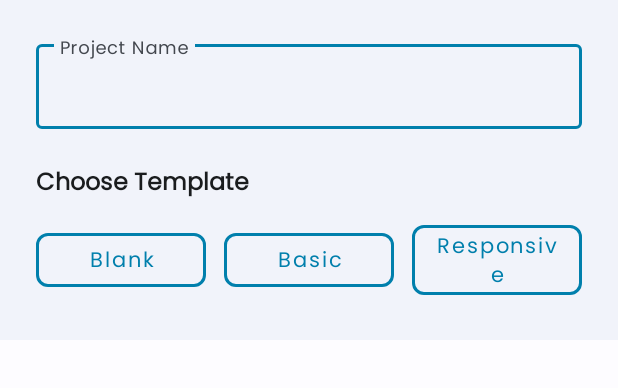
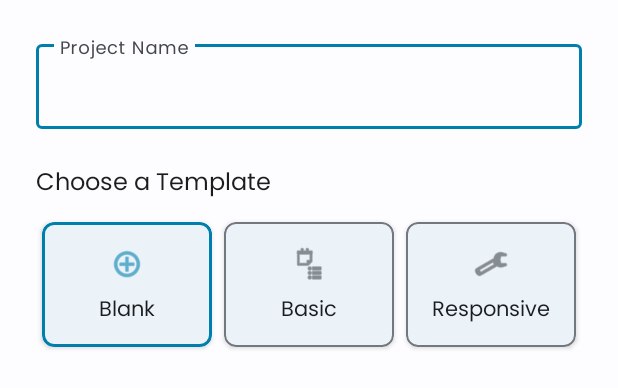
Before and after one commit to NikitHamal/CodeX, an Android app: the layout dialog_new_project.xml on its own in the app's theme, with its tools: preview values and no code run, on a phone screen of 412 x 824 dp. Shown: the top 388 px of the screen. Run offline under Robolectric (Android 15) with nearby library versions, the phone set to English and light mode, and no system bars.

Commit message:
feat: Redesign 'New Project' dialog and fix AI message bug
I've introduced a redesigned 'Create New Project' dialog with a more modern and user-friendly interface using MaterialCardViews for template selection.

I also fixed a bug where the "AI is thinking..." message would appear prematurely after the initial project indexing was complete, even without your input. The logic has been adjusted to remove the "Indexing..." status message without replacing it, providing a cleaner user experience.

Key changes:
- Replaced template selection buttons with MaterialCardViews in `dialog_new_project.xml`.
- Updated `MainActivity.java` to handle the new dialog layout and selection logic.
- Modified `AIChatFragment.java` to correctly handle the completion of the indexing process, preventing the incorrect display of the "AI is thinking..." message.

```diff
--- a/app/src/main/res/layout/dialog_new_project.xml
+++ b/app/src/main/res/layout/dialog_new_project.xml
@@ -5,76 +5,147 @@
     android:layout_width="match_parent"
     android:layout_height="wrap_content"
     android:orientation="vertical"
-    android:padding="24dp"
-    android:background="@color/surface_container"> <com.google.android.material.textfield.TextInputLayout
+    android:padding="24dp">
+
+    <com.google.android.material.textfield.TextInputLayout
         android:layout_width="match_parent"
         android:layout_height="wrap_content"
         android:hint="Project Name"
         style="@style/Widget.MaterialComponents.TextInputLayout.OutlinedBox"
-        app:boxStrokeColor="@color/primary" app:hintTextColor="@color/on_surface_variant"> <com.google.android.material.textfield.TextInputEditText
+        app:boxStrokeColor="@color/primary"
+        app:hintTextColor="@color/on_surface_variant">
+
+        <com.google.android.material.textfield.TextInputEditText
             android:id="@+id/edittext_project_name"
             android:layout_width="match_parent"
             android:layout_height="wrap_content"
             android:inputType="text"
             android:maxLines="1"
-            android:textColor="@color/on_surface" android:textColorHint="@color/on_surface_variant" /> </com.google.android.material.textfield.TextInputLayout>
+            android:textColor="@color/on_surface"
+            android:textColorHint="@color/on_surface_variant" />
+    </com.google.android.material.textfield.TextInputLayout>
 
     <TextView
         android:layout_width="match_parent"
         android:layout_height="wrap_content"
-        android:text="Choose Template"
+        android:text="Choose a Template"
         android:textSize="16sp"
-        android:textColor="@color/on_surface" android:layout_marginTop="24dp"
+        android:textColor="@color/on_surface"
+        android:layout_marginTop="24dp"
         android:layout_marginBottom="12dp"
-        android:textStyle="bold" />
+        android.textStyle="bold" />
 
-    <LinearLayout
+    <GridLayout
         android:layout_width="match_parent"
         android:layout_height="wrap_content"
-        android:orientation="horizontal"
-        android:gravity="center"
-        android:weightSum="3">
+        android:columnCount="3"
+        android:orientation="horizontal">
 
-        <com.google.android.material.button.MaterialButton
-            android:id="@+id/button_template_blank"
+        <com.google.android.material.card.MaterialCardView
+            android:id="@+id/card_template_blank"
             android:layout_width="0dp"
             android:layout_height="wrap_content"
-            android:layout_weight="1"
-            android:text="Blank"
-            android:textAllCaps="false"
-            style="@style/Widget.MaterialComponents.Button.OutlinedButton"
-            android:layout_marginEnd="6dp"
+            android:layout_columnWeight="1"
+            android:layout_margin="4dp"
+            app:cardElevation="2dp"
+            app:cardCornerRadius="8dp"
             app:strokeWidth="2dp"
-            app:strokeColor="@color/primary" android:textColor="@color/primary" app:cornerRadius="8dp"
-            android:backgroundTint="@android:color/transparent" />
+            app:strokeColor="@color/primary"
+            android:clickable="true"
+            android:focusable="true">
 
-        <com.google.android.material.button.MaterialButton
-            android:id="@+id/button_template_basic"
+            <LinearLayout
+                android:layout_width="match_parent"
+                android:layout_height="wrap_content"
+                android:orientation="vertical"
+                android:padding="16dp"
+                android:gravity="center">
+
+                <ImageView
+                    android:layout_width="24dp"
+                    android:layout_height="24dp"
+                    android:src="@android:drawable/ic_menu_add"
+                    app:tint="@color/primary" />
+
+                <TextView
+                    android:layout_width="wrap_content"
+                    android:layout_height="wrap_content"
+                    android:text="Blank"
+                    android:layout_marginTop="8dp"
+                    android:textColor="@color/on_surface" />
+            </LinearLayout>
+        </com.google.android.material.card.MaterialCardView>
+
+        <com.google.android.material.card.MaterialCardView
+            android:id="@+id/card_template_basic"
             android:layout_width="0dp"
             android:layout_height="wrap_content"
-            android:layout_weight="1"
-            android:text="Basic"
-            android:textAllCaps="false"
-            style="@style/Widget.MaterialComponents.Button.OutlinedButton"
-            android:layout_marginStart="6dp"
-            android:layout_marginEnd="6dp"
-            app:strokeWidth="2dp"
-            app:strokeColor="@color/primary" android:textColor="@color/primary" app:cornerRadius="8dp"
-            android:backgroundTint="@android:color/transparent" />
+            android:layout_columnWeight="1"
+            android:layout_margin="4dp"
+            app:cardElevation="2dp"
+            app:cardCornerRadius="8dp"
+            app:strokeWidth="1dp"
+            app:strokeColor="@color/outline"
+            android:clickable="true"
+            android:focusable="true">
 
-        <com.google.android.material.button.MaterialButton
-            android:id="@+id/button_template_responsive"
+            <LinearLayout
+                android:layout_width="match_parent"
+                android:layout_height="wrap_content"
+                android:orientation="vertical"
+                android:padding="16dp"
+                android:gravity="center">
+
+                <ImageView
+                    android:layout_width="24dp"
+                    android:layout_height="24dp"
+                    android:src="@android:drawable/ic_menu_agenda"
+                    app:tint="@color/on_surface_variant"/>
+
+                <TextView
+                    android:layout_width="wrap_content"
+                    android:layout_height="wrap_content"
+                    android:text="Basic"
+                    android:layout_marginTop="8dp"
+                    android:textColor="@color/on_surface" />
+            </LinearLayout>
+        </com.google.android.material.card.MaterialCardView>
+
+        <com.google.android.material.card.MaterialCardView
+            android:id="@+id/card_template_responsive"
             android:layout_width="0dp"
             android:layout_height="wrap_content"
-            android:layout_weight="1"
-            android:text="Responsive"
-            android:textAllCaps="false"
-            style="@style/Widget.MaterialComponents.Button.OutlinedButton"
-            android:layout_marginStart="6dp"
-            app:strokeWidth="2dp"
-            app:strokeColor="@color/primary" android:textColor="@color/primary" app:cornerRadius="8dp"
-            android:backgroundTint="@android:color/transparent" />
+            android:layout_columnWeight="1"
+            android:layout_margin="4dp"
+            app:cardElevation="2dp"
+            app:cardCornerRadius="8dp"
+            app:strokeWidth="1dp"
+            app:strokeColor="@color/outline"
+            android:clickable="true"
+            android:focusable="true">
 
-    </LinearLayout>
+            <LinearLayout
+                android:layout_width="match_parent"
+                android:layout_height="wrap_content"
+                android:orientation="vertical"
+                android:padding="16dp"
+                android:gravity="center">
+
+                <ImageView
+                    android:layout_width="24dp"
+                    android:layout_height="24dp"
+                    android:src="@android:drawable/ic_menu_manage"
+                    app:tint="@color/on_surface_variant"/>
+
+                <TextView
+                    android:layout_width="wrap_content"
+                    android:layout_height="wrap_content"
+                    android:text="Responsive"
+                    android:layout_marginTop="8dp"
+                    android:textColor="@color/on_surface" />
+            </LinearLayout>
+        </com.google.android.material.card.MaterialCardView>
+
+    </GridLayout>
 
 </LinearLayout>
```
Also changed, not shown: app/src/main/java/com/codex/apk/AIChatFragment.java (+9 -11 lines), app/src/main/java/com/codex/apk/MainActivity.java (+31 -32 lines).
